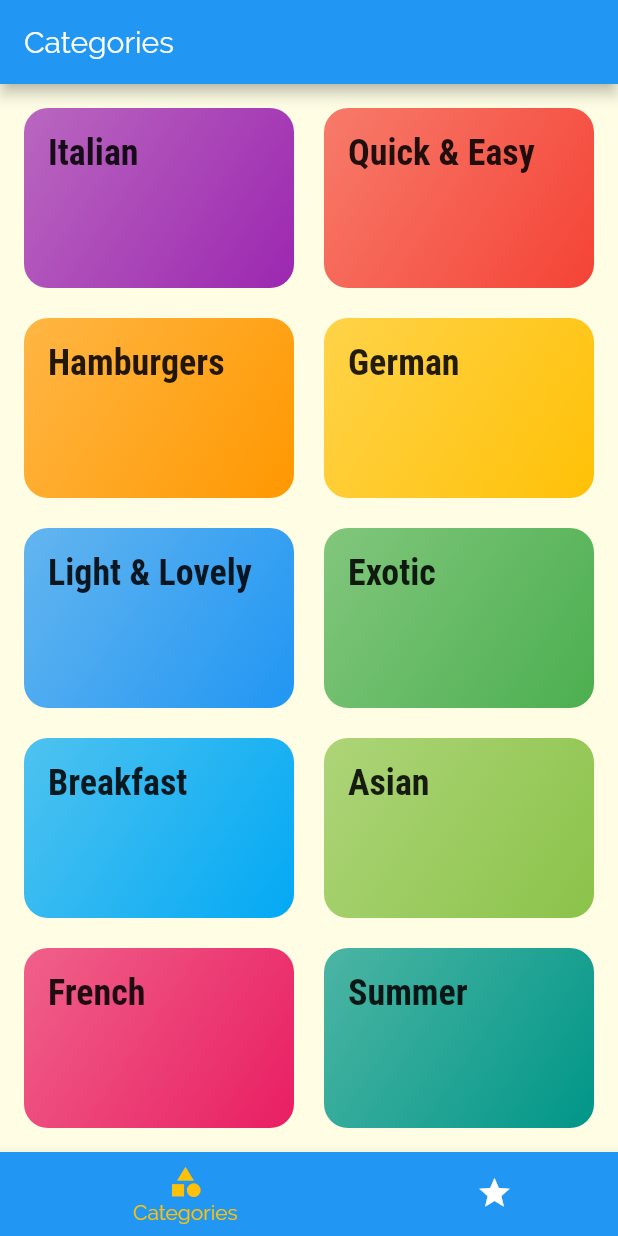
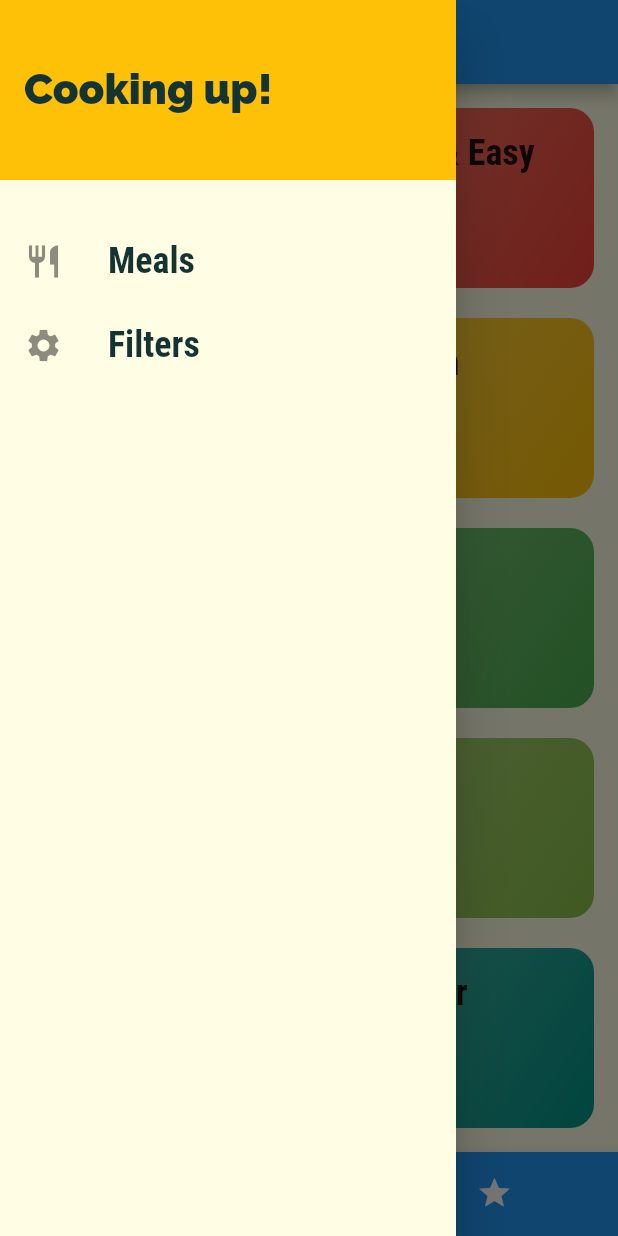
Before and after one commit to ramonilho/flutter-meal-list, a Flutter app: the screen it shows after launch, with the side drawer open (before the commit the screen has no drawer), on a phone screen of 412 x 824 dp. Run offline on Flutter 3.47's test engine with Material 2 defaults, Android fonts, the phone set to English and light mode, and no system bars.

Commit message:
hamburguer menu

```diff
--- a/lib/main.dart
+++ b/lib/main.dart
@@ -1,6 +1,7 @@
 import 'package:flutter/material.dart';
-import 'package:meals_project/screens/meal_detail_screen.dart';
 
+import './screens/filters_screen.dart';
+import './screens/meal_detail_screen.dart';
 import './screens/tabs_screen.dart';
 import './screens/category_meals_screen.dart';
 import './screens/categories_screen.dart';
@@ -36,6 +37,7 @@ class MyApp extends StatelessWidget {
         '/' : (ctx) => TabsScreen(),
         CategoryMealsScreen.routeName : (ctx) => CategoryMealsScreen(),
         MealDetailScreen.routeName : (ctx) => MealDetailScreen(),
+        FilterScreen.routeName : (ctx) => FilterScreen(),
       },
       onUnknownRoute: (settings) {
         // Could put some generic page error
--- /dev/null
+++ b/lib/screens/filters_screen.dart
@@ -0,0 +1,19 @@
+import 'package:flutter/material.dart';
+import '../widgets/main_drawer.dart';
+
+class FilterScreen extends StatelessWidget {
+  static const routeName = '/filters';
+
+  @override
+  Widget build(BuildContext context) {
+    return Scaffold(
+      appBar: AppBar(
+        title: Text('Filters'),
+      ),
+      drawer: MainDrawer(),
+      body: Center(
+        child: Text('Hell yea'),
+      ),
+    );
+  }
+}
--- a/lib/screens/tabs_screen.dart
+++ b/lib/screens/tabs_screen.dart
@@ -2,6 +2,7 @@ import 'package:flutter/material.dart';
 
 import '../screens/favorites_screen.dart';
 import '../screens/categories_screen.dart';
+import '../widgets/main_drawer.dart';
 
 class TabsScreen extends StatefulWidget {
   @override
@@ -34,6 +35,7 @@ class _TabsScreenState extends State<TabsScreen> {
       appBar: AppBar(
         title: Text(_pages[selectedPageIndex]['title']),
       ),
+      drawer: MainDrawer(),
       body: _pages[selectedPageIndex]['page'],
       bottomNavigationBar: BottomNavigationBar(
         onTap: _selectPage,
--- /dev/null
+++ b/lib/widgets/main_drawer.dart
@@ -0,0 +1,51 @@
+import 'package:flutter/material.dart';
+
+import '../screens/filters_screen.dart';
+
+class MainDrawer extends StatelessWidget {
+  // Could be a different widget file. But as long as I only use on this file, its fine.
+  Widget buildListTitle(String title, IconData icon, Function tapHandler) {
+    return ListTile(
+      leading: Icon(
+        icon,
+        size: 26,
+      ),
+      title: Text(
+        title,
+        style: TextStyle(
+            fontFamily: 'RobotoCondensed',
+            fontSize: 24,
+            fontWeight: FontWeight.bold),
+      ),
+      onTap: tapHandler,
+    );
+  }
+
+  @override
+  Widget build(BuildContext context) {
+    return Drawer(
+      child: Column(
+        children: <Widget>[
+          Container(
+            height: 120,
+            width: double.infinity,
+            padding: EdgeInsets.all(16),
+            alignment: Alignment.centerLeft,
+            child: Text(
+              'Cooking up!',
+              style: TextStyle(fontWeight: FontWeight.w900, fontSize: 28),
+            ),
+            color: Theme.of(context).accentColor,
+          ),
+          SizedBox(height: 26),
+          buildListTitle('Meals', Icons.restaurant, () {
+            Navigator.pushReplacementNamed(context, '/');
+          }),
+          buildListTitle('Filters', Icons.settings, () {
+            Navigator.pushReplacementNamed(context, FilterScreen.routeName);
+          }),
+        ],
+      ),
+    );
+  }
+}
```
Also changed, not shown: lib/screens/category_meals_screen.dart (+0 -7 lines).
